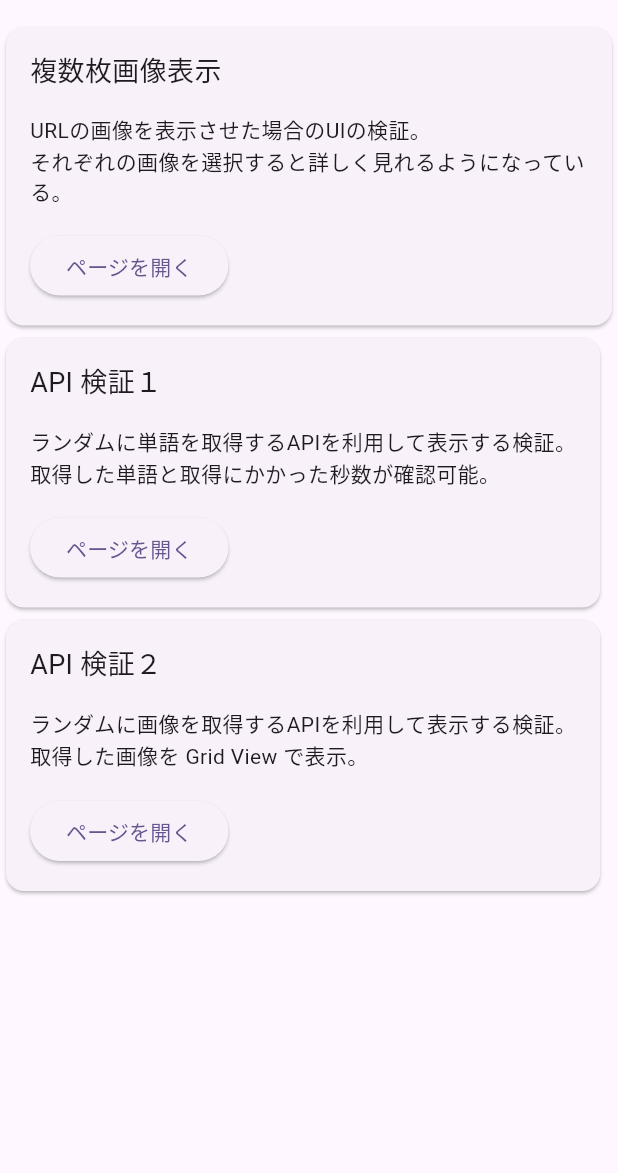
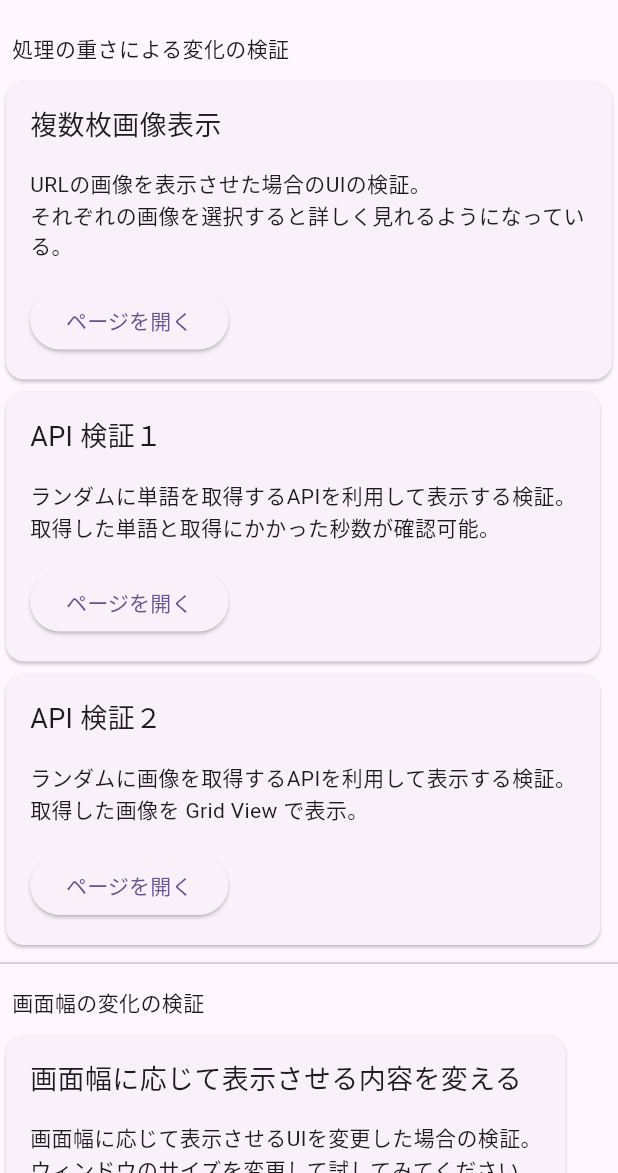
Before and after one commit to Koichi5/flutter_web_sample, a Flutter app: the screen it shows after launch, on a phone screen of 412 x 824 dp, the part 63-1236 px from its top. Run offline on Flutter 3.47's test engine with Material 3 defaults, Android fonts, the light colour scheme and no system bars; our stand-ins replace firebase_core, flutter_riverpod, photo_view, riverpod_annotation; accounts and stored records are empty; generated files the repository leaves out were written again.

Commit message:
add device size responsive sample

```diff
--- a/lib/main.dart
+++ b/lib/main.dart
@@ -1,5 +1,6 @@
 import 'package:flutter/material.dart';
 import 'package:flutter_riverpod/flutter_riverpod.dart';
+import 'package:flutter_web_sample/feature/device_size_responsive/device_size_responsive_sample.dart';
 import 'package:flutter_web_sample/feature/http_photos/views/http_photo_sample.dart';
 import 'package:flutter_web_sample/feature/http_photos/views/http_text_sample.dart';
 import 'package:flutter_web_sample/feature/photo_view/photo_view_sample.dart';
@@ -33,9 +34,14 @@ class MyHomePage extends StatelessWidget {
       appBar: AppBar(
         title: const Text('Flutter Web Sample'),
       ),
-      body: Column(
+      body: ListView(children: [
+        Column(
           crossAxisAlignment: CrossAxisAlignment.start,
           children: [
+            const Padding(
+              padding: EdgeInsets.all(8.0),
+              child: Text('処理の重さによる変化の検証'),
+            ),
             Card(
               child: Padding(
                 padding: const EdgeInsets.all(8.0),
@@ -151,8 +157,57 @@ class MyHomePage extends StatelessWidget {
                 ),
               ),
             ),
+            const Divider(),
+            const Padding(
+              padding: EdgeInsets.all(8.0),
+              child: Text('画面幅の変化の検証'),
+            ),
+            Card(
+              child: Padding(
+                padding: const EdgeInsets.all(8.0),
+                child: Column(
+                  crossAxisAlignment: CrossAxisAlignment.start,
+                  children: [
+                    const Padding(
+                      padding: EdgeInsets.all(8.0),
+                      child: Text(
+                        '画面幅に応じて表示させる内容を変える',
+                        style: TextStyle(fontSize: 18),
+                      ),
+                    ),
+                    const Padding(
+                      padding: EdgeInsets.all(8.0),
+                      child: Text(
+                          '画面幅に応じて表示させるUIを変更した場合の検証。\nウィンドウのサイズを変更して試してみてください。'),
+                    ),
+                    Padding(
+                      padding: const EdgeInsets.all(8.0),
+                      child: ElevatedButton(
+                        onPressed: () {
+                          Navigator.push(
+                            context,
+                            MaterialPageRoute(
+                              builder: (context) => const DeviceSizeResponsiveSample(),
+                            ),
+                          );
+                        },
+                        child: const Text(
+                          'ページを開く',
+                        ),
+                      ),
+                    ),
                   ],
                 ),
+              ),
+            ),
+            const Divider(),
+            const Padding(
+              padding: EdgeInsets.all(8.0),
+              child: Text('デバイスのプラットフォームの変化の検証'),
+            ),
+          ],
+        ),
+      ]),
     );
   }
 }
```
Also changed, not shown: lib/feature/device_size_responsive/device_size_responsive_sample.dart (added, +244 -0 lines), 1 other file. Lines whose indentation alone changed are shown as unchanged.
